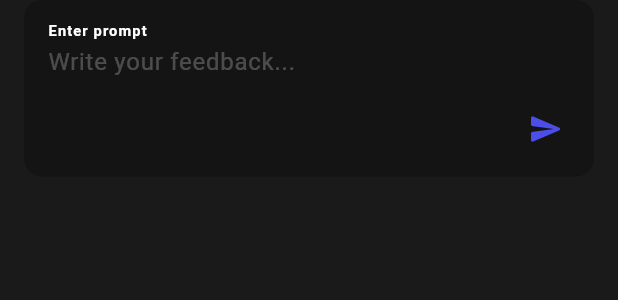
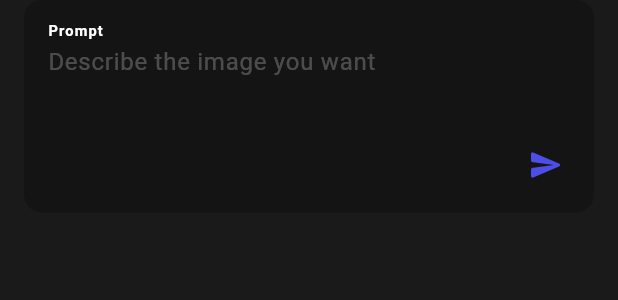
Before and after one commit to dongqui/LingoAI, a Flutter app: the PromptInput widget shown alone on an empty page, opened directly with empty values, after a tap on the "send" icon, on a phone screen of 412 x 824 dp. Shown: the top 300 px of the screen. Run offline on Flutter 3.47's test engine with Material 3 defaults, Android fonts, the phone set to English and light mode, and no system bars; our stand-ins replace animated_text_kit, device_info_plus, flutter_dotenv, go_router, permission_handler, share_plus and 2 more; accounts and stored records are empty; statements that could not run were skipped.

Commit message:
feat: prompt UI

```diff
--- a/lib/widgets/prompt_input.dart
+++ b/lib/widgets/prompt_input.dart
@@ -1,11 +1,12 @@
 import 'package:flutter/material.dart';
 
 class PromptInput extends StatelessWidget {
-  final Function(String) onSubmit;
-
+  final Function() onSubmit;
+  final Function(String) onChange;
   const PromptInput({
     super.key,
     required this.onSubmit,
+    required this.onChange,
   });
 
   @override
@@ -19,30 +20,31 @@ class PromptInput extends StatelessWidget {
               color: const Color(0xFF141414),
               borderRadius: BorderRadius.circular(12),
             ),
-            child: const TextField(
-              maxLines: 3,
-              decoration: InputDecoration(
+            child: TextField(
+              maxLines: 4,
+              onChanged: onChange,
+              decoration: const InputDecoration(
                 border: InputBorder.none,
                 contentPadding: EdgeInsets.fromLTRB(16, 16, 56, 16),
-                labelText: 'Enter prompt',
+                labelText: 'Prompt',
                 labelStyle: TextStyle(
                   color: Colors.white,
                   fontSize: 13,
                   letterSpacing: 1.0,
                   fontWeight: FontWeight.w700,
                 ),
-                hintText: 'Write your feedback...',
+                hintText: 'Describe the image you want',
                 hintStyle: TextStyle(
                   color: Colors.white24,
                   fontSize: 16,
                 ),
                 floatingLabelBehavior: FloatingLabelBehavior.always,
               ),
-              style: TextStyle(
+              style: const TextStyle(
                 color: Colors.white,
                 fontSize: 16,
               ),
-              cursorColor: Color(0xFF4D4EE8),
+              cursorColor: const Color(0xFF4D4EE8),
             ),
           ),
           Positioned(
@@ -50,7 +52,7 @@ class PromptInput extends StatelessWidget {
             bottom: 8,
             child: IconButton(
               onPressed: () {
-                // TODO: onSubmit 호출
+                onSubmit();
               },
               icon: const Icon(
                 Icons.send_rounded,
```
